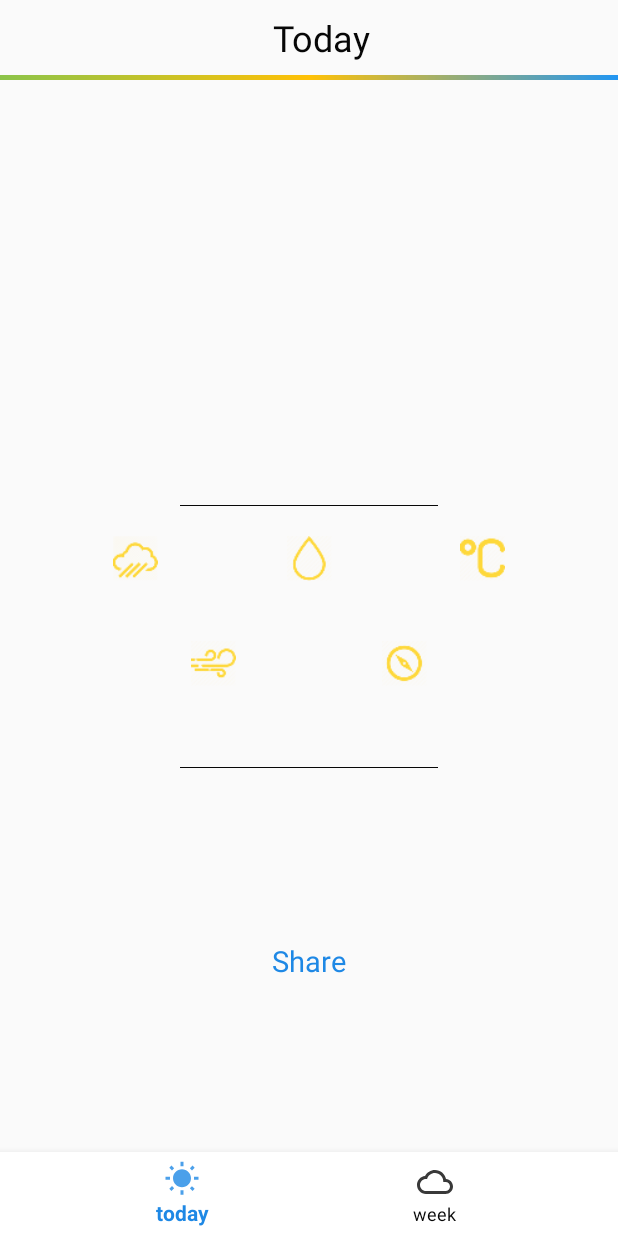
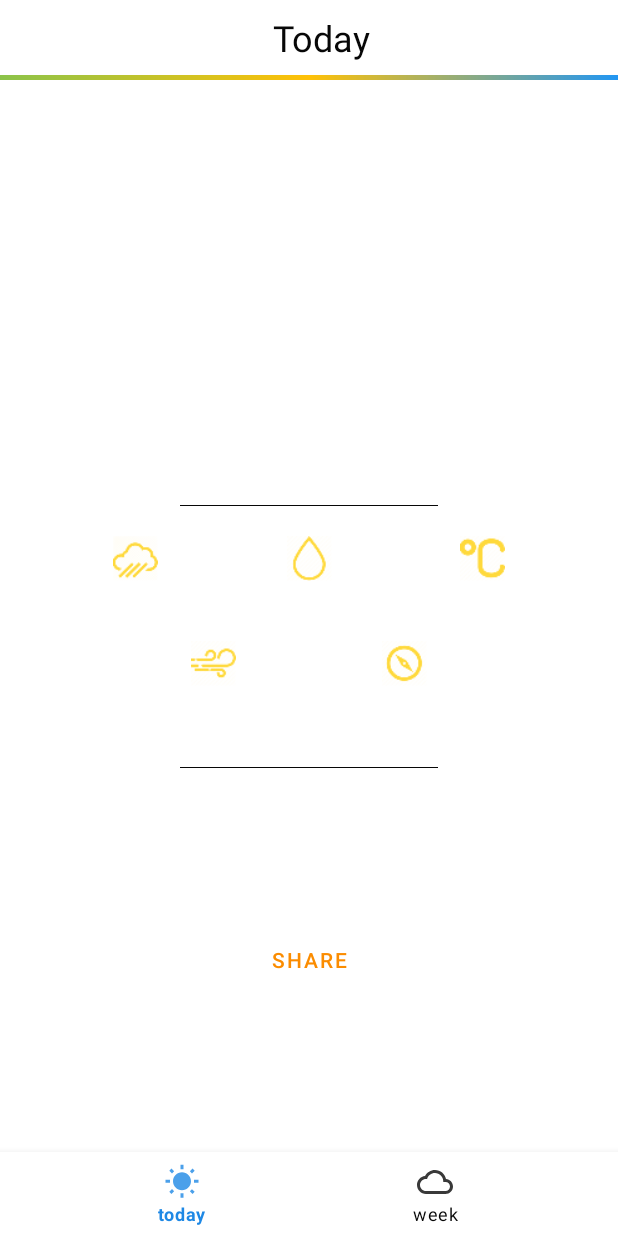
Before and after one commit to Byalko/Forecast, an Android app: the screen it shows after launch (MainActivity), on a phone screen of 412 x 824 dp. Run offline under Robolectric (Android 15) with nearby library versions, the phone set to English and light mode, and no system bars; our stand-ins replace Picasso, RxJava; pictures from the network do not load.

Commit message:
Status bar, add material design

```diff
--- a/app/build.gradle
+++ b/app/build.gradle
@@ -51,4 +51,7 @@ dependencies {
 
     //OkHttp
     implementation 'com.squareup.okhttp3:okhttp:4.7.2'
+
+    //Material Design
+    implementation 'com.google.android.material:material:1.1.0'
 }
--- a/app/src/main/AndroidManifest.xml
+++ b/app/src/main/AndroidManifest.xml
@@ -4,7 +4,7 @@
 
     <uses-permission android:name="android.permission.INTERNET"/>
     <uses-permission android:name="android.permission.ACCESS_NETWORK_STATE" />
-    <uses-permission android:name="android.permission.ACCESS_COARSE_LOCATION"/>
+    <!--<uses-permission android:name="android.permission.ACCESS_COARSE_LOCATION"/>-->
     <uses-permission android:name="android.permission.ACCESS_FINE_LOCATION"/>
 
     <application
--- a/app/src/main/java/com/example/forecast/activity/MainActivity.kt
+++ b/app/src/main/java/com/example/forecast/activity/MainActivity.kt
@@ -43,7 +43,8 @@ class MainActivity : Navigation(0) {
         fusedLocationProviderClient = LocationServices.getFusedLocationProviderClient(this)
         myCompositeDisposable = CompositeDisposable()
         api = ApiService.create()
-        btn_share.setOnClickListener{
+        //btn_share
+        cancel_button.setOnClickListener{
             shareData()
         }
     }
--- a/app/src/main/java/com/example/forecast/utils/Navigation.kt
+++ b/app/src/main/java/com/example/forecast/utils/Navigation.kt
@@ -1,7 +1,12 @@
 package com.example.forecast.utils
 
 import android.content.Intent
+import android.graphics.Color
+import android.os.Build
+import android.view.View
+import android.view.WindowManager
 import androidx.appcompat.app.AppCompatActivity
+import androidx.core.content.ContextCompat
 import com.example.forecast.R
 import com.example.forecast.activity.MainActivity
 import com.example.forecast.activity.WeekActivity
@@ -10,6 +15,11 @@ import kotlin.math.absoluteValue
 
 abstract class Navigation(private val navNumb:Int): AppCompatActivity() {
     fun setupBottomNavigation(){
+
+        if (Build.VERSION.SDK_INT < Build.VERSION_CODES.M) {
+            window.statusBarColor = Color.parseColor("#DBD7D2")
+        }
+
         bottom_navigation_view.setOnNavigationItemSelectedListener {
             val nextActivity=
                 when(it.itemId){
--- a/app/src/main/res/layout/activity_main.xml
+++ b/app/src/main/res/layout/activity_main.xml
@@ -4,6 +4,7 @@
     xmlns:tools="http://schemas.android.com/tools"
     android:layout_width="match_parent"
     android:layout_height="match_parent"
+    android:background="@color/White"
     tools:context=".activity.MainActivity">
 
     <androidx.appcompat.widget.Toolbar
@@ -21,7 +22,7 @@
             <androidx.appcompat.widget.AppCompatTextView
                 android:layout_width="wrap_content"
                 android:layout_height="wrap_content"
-                android:text="Today"
+                android:text="@string/toolBar_today"
                 android:textColor="@color/Black"
                 android:textSize="24sp"
                 app:layout_constraintBottom_toBottomOf="parent"
@@ -171,17 +172,29 @@
         app:layout_constraintRight_toRightOf="parent"
         app:layout_constraintLeft_toLeftOf="parent" />
 
-    <TextView
-        android:id="@+id/btn_share"
+    <com.google.android.material.button.MaterialButton
+        android:id="@+id/cancel_button"
+        style="@style/Widget.MaterialComponents.Button.TextButton"
         android:layout_width="wrap_content"
         android:layout_height="wrap_content"
-        app:layout_constraintTop_toBottomOf="@id/line2"
+        android:text="@string/today_share"
+        android:textColor="@color/orange"
+        android:textStyle="normal"
+        app:layout_constraintBottom_toTopOf="@id/bottom_navigation_view"
         app:layout_constraintLeft_toLeftOf="parent"
         app:layout_constraintRight_toRightOf="parent"
-        android:textSize="19sp"
-        android:textColor="@color/Blue"
-        android:text="Share"
-        app:layout_constraintBottom_toTopOf="@id/bottom_navigation_view"/>
+        app:layout_constraintTop_toBottomOf="@id/line2" />
+    <!--<TextView
+           android:id="@+id/btn_share"
+           android:layout_width="wrap_content"
+           android:layout_height="wrap_content"
+           app:layout_constraintTop_toBottomOf="@id/line2"
+           app:layout_constraintLeft_toLeftOf="parent"
+           app:layout_constraintRight_toRightOf="parent"
+           android:textSize="19sp"
+           android:textColor="@color/Blue"
+           android:text="Share"
+           app:layout_constraintBottom_toTopOf="@id/bottom_navigation_view"/>-->
 
     <com.google.android.material.bottomnavigation.BottomNavigationView
         android:id="@+id/bottom_navigation_view"
--- a/app/src/main/res/layout/activity_week.xml
+++ b/app/src/main/res/layout/activity_week.xml
@@ -1,6 +1,7 @@
 <?xml version="1.0" encoding="utf-8"?>
 <androidx.constraintlayout.widget.ConstraintLayout xmlns:android="http://schemas.android.com/apk/res/android"
     xmlns:app="http://schemas.android.com/apk/res-auto"
+    android:background="@color/White"
     android:layout_width="match_parent"
     android:layout_height="match_parent">
 
--- a/app/src/main/res/layout/item_container.xml
+++ b/app/src/main/res/layout/item_container.xml
@@ -8,6 +8,7 @@
     <TextView
         android:id="@+id/SectionName"
         android:layout_width="match_parent"
+        android:textColor="@color/Black"
         tools:text='Section 1'
         android:padding="16dp"
         android:textAppearance="@style/TextAppearance.AppCompat.Body2"
--- a/app/src/main/res/menu/bottom_navigation.xml
+++ b/app/src/main/res/menu/bottom_navigation.xml
@@ -1,9 +1,9 @@
 <?xml version="1.0" encoding="utf-8"?>
 <menu xmlns:android="http://schemas.android.com/apk/res/android">
-    <item android:title = "today"
+    <item android:title = "@string/menu_today"
         android:id = "@+id/bottom_navigation_today"
         android:icon = "@drawable/ic_today" />
-    <item android:title = "week"
+    <item android:title = "@string/menu_week"
         android:id = "@+id/bottom_navigation_week"
         android:icon = "@drawable/ic_week" />
 
--- a/app/src/main/res/values-v23/styles.xml
+++ b/app/src/main/res/values-v23/styles.xml
@@ -1,11 +1,12 @@
 <?xml version="1.0" encoding="utf-8"?>
 <resources>
 
-    <style name="AppTheme" parent="Theme.AppCompat.Light.NoActionBar">
+    <style name="AppTheme" parent="Theme.MaterialComponents.Light.NoActionBar">
         <!-- Customize your theme here. -->
-        <item name="android:windowLightStatusBar">true</item>
-        <item name="colorPrimary">@color/colorPrimary</item>
+        <item name="colorPrimary">@color/colorPrimaryDark</item>
         <item name="colorPrimaryDark">@color/White</item>
         <item name="colorAccent">@color/colorAccent</item>
+        <item name="android:windowLightStatusBar">true</item>
     </style>
+
 </resources>
--- a/app/src/main/res/values/colors.xml
+++ b/app/src/main/res/values/colors.xml
@@ -7,4 +7,5 @@
     <color name="Blue">#1E88E5</color>
     <color name="White">#fff</color>
     <color name="blue">#03A9F4</color>
+    <color name="orange">#FB8C00</color>
 </resources>
--- a/app/src/main/res/values/strings.xml
+++ b/app/src/main/res/values/strings.xml
@@ -1,3 +1,7 @@
 <resources>
     <string name="app_name">Forecast</string>
+    <string name="menu_today">today</string>
+    <string name="menu_week">week</string>
+    <string name="today_share">Share</string>
+    <string name="toolBar_today">Today</string>
 </resources>
--- a/app/src/main/res/values/styles.xml
+++ b/app/src/main/res/values/styles.xml
@@ -1,9 +1,9 @@
 <resources>
 
     <!-- Base application theme. -->
-    <style name="AppTheme" parent="Theme.AppCompat.Light.NoActionBar">
+    <style name="AppTheme" parent="Theme.MaterialComponents.NoActionBar">
         <!-- Customize your theme here. -->
-        <item name="colorPrimary">@color/colorPrimary</item>
+        <item name="colorPrimary">@color/colorPrimaryDark</item>
         <item name="colorPrimaryDark">@color/White</item>
         <item name="colorAccent">@color/colorAccent</item>
     </style>
```
